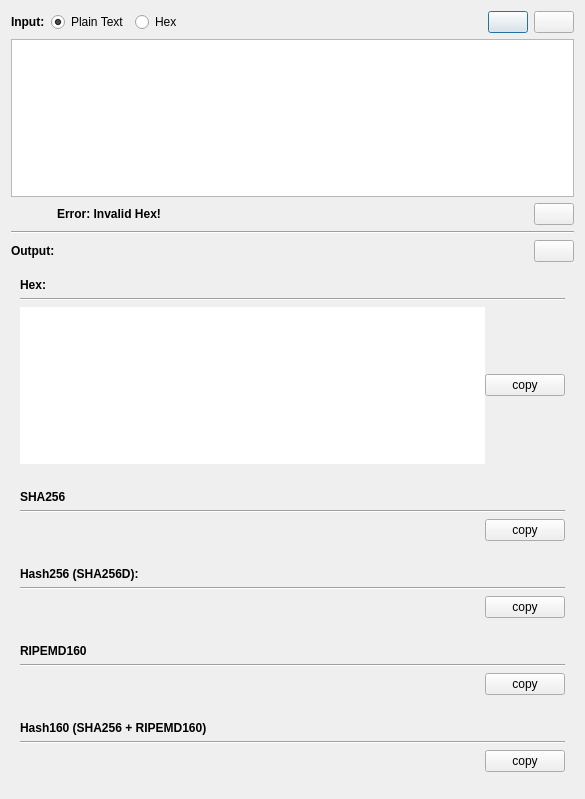
Old version of the form src/qt/forms/hashcalcdialog.ui in the repository torkelrogstad/mainchain.
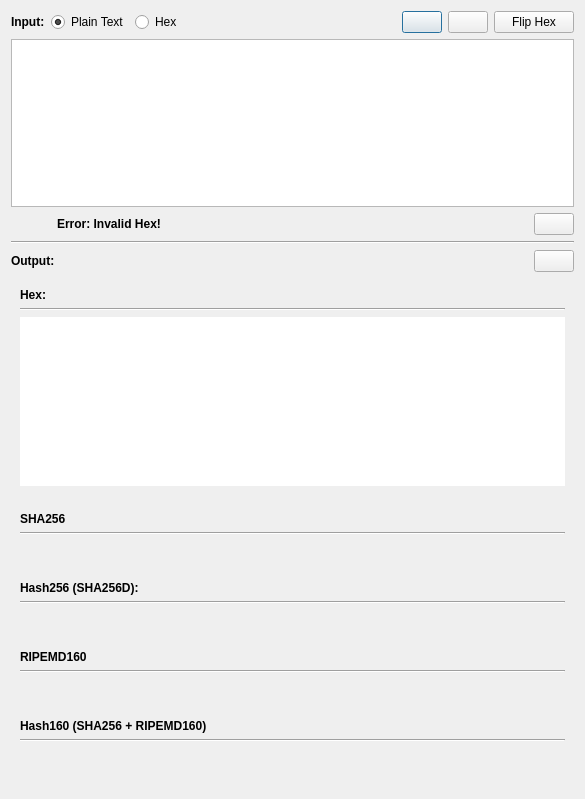
New version of the form.

Commit message:
Add a flip hex button to hash calculator
* Add flip hex button

* Remove copy buttons

```diff
--- a/src/qt/forms/hashcalcdialog.ui
+++ b/src/qt/forms/hashcalcdialog.ui
@@ -103,6 +103,19 @@
        </property>
       </widget>
      </item>
+     <item>
+      <widget class="QPushButton" name="pushButtonFlip">
+       <property name="text">
+        <string>Flip Hex</string>
+       </property>
+       <property name="iconSize">
+        <size>
+         <width>24</width>
+         <height>24</height>
+        </size>
+       </property>
+      </widget>
+     </item>
     </layout>
    </item>
    <item>
@@ -270,7 +283,7 @@
        </widget>
       </item>
       <item>
-       <layout class="QHBoxLayout" name="horizontalLayout_7" stretch="0,0">
+       <layout class="QHBoxLayout" name="horizontalLayout_7" stretch="0">
         <property name="spacing">
          <number>0</number>
         </property>
@@ -313,25 +326,6 @@
           </property>
          </widget>
         </item>
-        <item>
-         <widget class="QPushButton" name="pushButtonCopyHex">
-          <property name="sizePolicy">
-           <sizepolicy hsizetype="Maximum" vsizetype="Fixed">
-            <horstretch>0</horstretch>
-            <verstretch>0</verstretch>
-           </sizepolicy>
-          </property>
-          <property name="text">
-           <string>copy</string>
-          </property>
-          <property name="iconSize">
-           <size>
-            <width>24</width>
-            <height>24</height>
-           </size>
-          </property>
-         </widget>
-        </item>
        </layout>
       </item>
      </layout>
@@ -392,25 +386,6 @@
           </property>
          </widget>
         </item>
-        <item>
-         <widget class="QPushButton" name="pushButtonCopySHA256">
-          <property name="sizePolicy">
-           <sizepolicy hsizetype="Maximum" vsizetype="Fixed">
-            <horstretch>0</horstretch>
-            <verstretch>0</verstretch>
-           </sizepolicy>
-          </property>
-          <property name="text">
-           <string>copy</string>
-          </property>
-          <property name="iconSize">
-           <size>
-            <width>24</width>
-            <height>24</height>
-           </size>
-          </property>
-         </widget>
-        </item>
        </layout>
       </item>
      </layout>
@@ -471,25 +446,6 @@
           </property>
          </widget>
         </item>
-        <item>
-         <widget class="QPushButton" name="pushButtonCopySHA256D">
-          <property name="sizePolicy">
-           <sizepolicy hsizetype="Maximum" vsizetype="Fixed">
-            <horstretch>0</horstretch>
-            <verstretch>0</verstretch>
-           </sizepolicy>
-          </property>
-          <property name="text">
-           <string>copy</string>
-          </property>
-          <property name="iconSize">
-           <size>
-            <width>24</width>
-            <height>24</height>
-           </size>
-          </property>
-         </widget>
-        </item>
        </layout>
       </item>
      </layout>
@@ -550,25 +506,6 @@
           </property>
          </widget>
         </item>
-        <item>
-         <widget class="QPushButton" name="pushButtonCopyRIPEMD160">
-          <property name="sizePolicy">
-           <sizepolicy hsizetype="Maximum" vsizetype="Fixed">
-            <horstretch>0</horstretch>
-            <verstretch>0</verstretch>
-           </sizepolicy>
-          </property>
-          <property name="text">
-           <string>copy</string>
-          </property>
-          <property name="iconSize">
-           <size>
-            <width>24</width>
-            <height>24</height>
-           </size>
-          </property>
-         </widget>
-        </item>
        </layout>
       </item>
      </layout>
@@ -629,25 +566,6 @@
           </property>
          </widget>
         </item>
-        <item>
-         <widget class="QPushButton" name="pushButtonCopyHash160">
-          <property name="sizePolicy">
-           <sizepolicy hsizetype="Maximum" vsizetype="Fixed">
-            <horstretch>0</horstretch>
-            <verstretch>0</verstretch>
-           </sizepolicy>
-          </property>
-          <property name="text">
-           <string>copy</string>
-          </property>
-          <property name="iconSize">
-           <size>
-            <width>24</width>
-            <height>24</height>
-           </size>
-          </property>
-         </widget>
-        </item>
        </layout>
       </item>
      </layout>
```
The commit also changes 5 other files.
